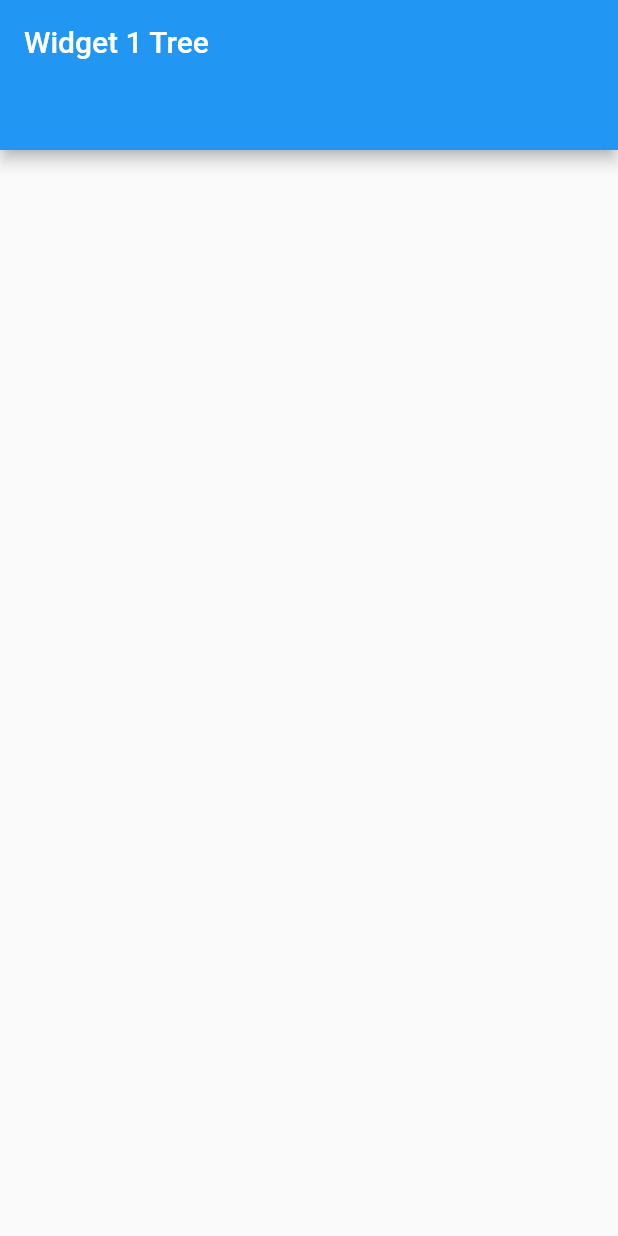
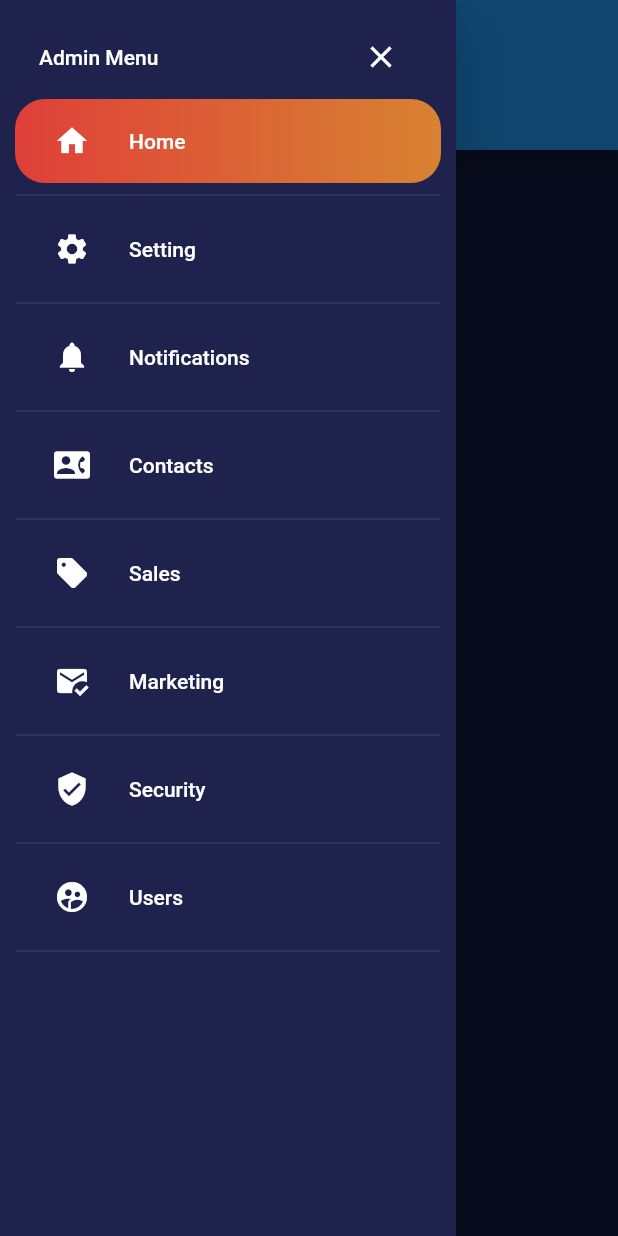
Before and after one commit to shahbajjamil/adminpanelnew, a Flutter app: the screen it shows after launch, with the side drawer open (before the commit the screen has no drawer), on a phone screen of 412 x 824 dp. Run offline on Flutter 3.47's test engine with Material 2 defaults, Android fonts, the phone set to English and light mode, and no system bars.

Commit message:
drawer done

```diff
--- /dev/null
+++ b/lib/drawer/drawer_page.dart
@@ -0,0 +1,111 @@
+import 'package:adminpanel/constants.dart';
+import 'package:adminpanel/responsve_layout.dart';
+import 'package:flutter/material.dart';
+
+class Drawerpage extends StatefulWidget {
+  const Drawerpage({Key? key}) : super(key: key);
+
+  @override
+  _DrawerpageState createState() => _DrawerpageState();
+}
+
+class ButtonsInfo {
+  String title;
+  IconData icon;
+
+  ButtonsInfo({
+    required this.title,
+    required this.icon,
+  });
+}
+
+int _currrentIndex = 0;
+
+List<ButtonsInfo> _buttonsNames = [
+  ButtonsInfo(title: "Home", icon: Icons.home),
+  ButtonsInfo(title: "Setting", icon: Icons.settings),
+  ButtonsInfo(title: "Notifications", icon: Icons.notifications),
+  ButtonsInfo(title: "Contacts", icon: Icons.contact_phone_rounded),
+  ButtonsInfo(title: "Sales", icon: Icons.sell),
+  ButtonsInfo(title: "Marketing", icon: Icons.mark_email_read),
+  ButtonsInfo(title: "Security", icon: Icons.verified_user),
+  ButtonsInfo(title: "Users", icon: Icons.supervised_user_circle_rounded),
+];
+
+class _DrawerpageState extends State<Drawerpage> {
+  @override
+  Widget build(BuildContext context) {
+    return Drawer(
+      child: SingleChildScrollView(
+        child: Padding(
+          padding: const EdgeInsets.all(Constants.kPadding),
+          child: Column(
+            children: [
+              ListTile(
+                title: const Text(
+                  "Admin Menu",
+                  style: TextStyle(
+                    color: Colors.white,
+                  ),
+                ),
+                trailing: ResponsiveLayout.isComputer(context)
+                    ? null
+                    : IconButton(
+                        onPressed: () {
+                          Navigator.pop(context);
+                        },
+                        icon: const Icon(
+                          Icons.close,
+                          color: Colors.white,
+                        )),
+              ),
+              ...List.generate(
+                _buttonsNames.length,
+                (index) => Column(
+                  children: [
+                    Container(
+                      decoration: index == _currrentIndex
+                          ? BoxDecoration(
+                              borderRadius: BorderRadius.circular(20),
+                              gradient: LinearGradient(colors: [
+                                Constants.redDark.withOpacity(0.9),
+                                Constants.orangeDark.withOpacity(0.9),
+                              ]))
+                          : null,
+                      child: ListTile(
+                        title: Text(
+                          _buttonsNames[index].title,
+                          style: const TextStyle(
+                            color: Colors.white,
+                          ),
+                        ),
+                        leading: Padding(
+                          padding: const EdgeInsets.all(Constants.kPadding),
+                          child: Icon(
+                            _buttonsNames[index].icon,
+                            color: Colors.white,
+                          ),
+                        ),
+                        onTap: () {
+                          setState(() {
+                            _currrentIndex = index;
+                          });
+                        },
+                        shape: RoundedRectangleBorder(
+                            borderRadius: BorderRadius.circular(20)),
+                      ),
+                    ),
+                    const Divider(
+                      color: Colors.white,
+                      thickness: 0.1,
+                    ),
+                  ],
+                ),
+              ),
+            ],
+          ),
+        ),
+      ),
+    );
+  }
+}
--- a/lib/main.dart
+++ b/lib/main.dart
@@ -1,3 +1,4 @@
+import 'package:adminpanel/constants.dart';
 import 'package:adminpanel/widget_tree.dart';
 import 'package:flutter/material.dart';
 
@@ -19,7 +20,8 @@ class _MyAppState extends State<MyApp> {
       debugShowCheckedModeBanner: false,
       title: "Dash",
       theme: ThemeData(
-          // scaffoldBackgroundColor: Colors.white,
+          scaffoldBackgroundColor: Constants.purpleDark,
+          canvasColor: Constants.purpleLight,
           // pageTransitionsTheme: PageTransitionsTheme(builders: {
           //   TargetPlatform.iOS: FadeUpwardsPageTransitionsBuilder(),
           //   TargetPlatform.android: FadeUpwardsPageTransitionsBuilder(),
--- a/lib/widget_tree.dart
+++ b/lib/widget_tree.dart
@@ -1,3 +1,4 @@
+import 'package:adminpanel/drawer/drawer_page.dart';
 import 'package:adminpanel/responsve_layout.dart';
 import 'package:flutter/material.dart';
 
@@ -21,6 +22,14 @@ class _WidgetTreeState extends State<WidgetTree> {
               ),
         preferredSize: const Size(double.infinity, 100),
       ),
+      body: ResponsiveLayout(
+        tiny: Container(),
+        tablet: Container(),
+        phone: Container(),
+        largetTablet: Container(),
+        computer: Container(),
+      ),
+      drawer: const Drawerpage(),
     );
   }
 }
```
